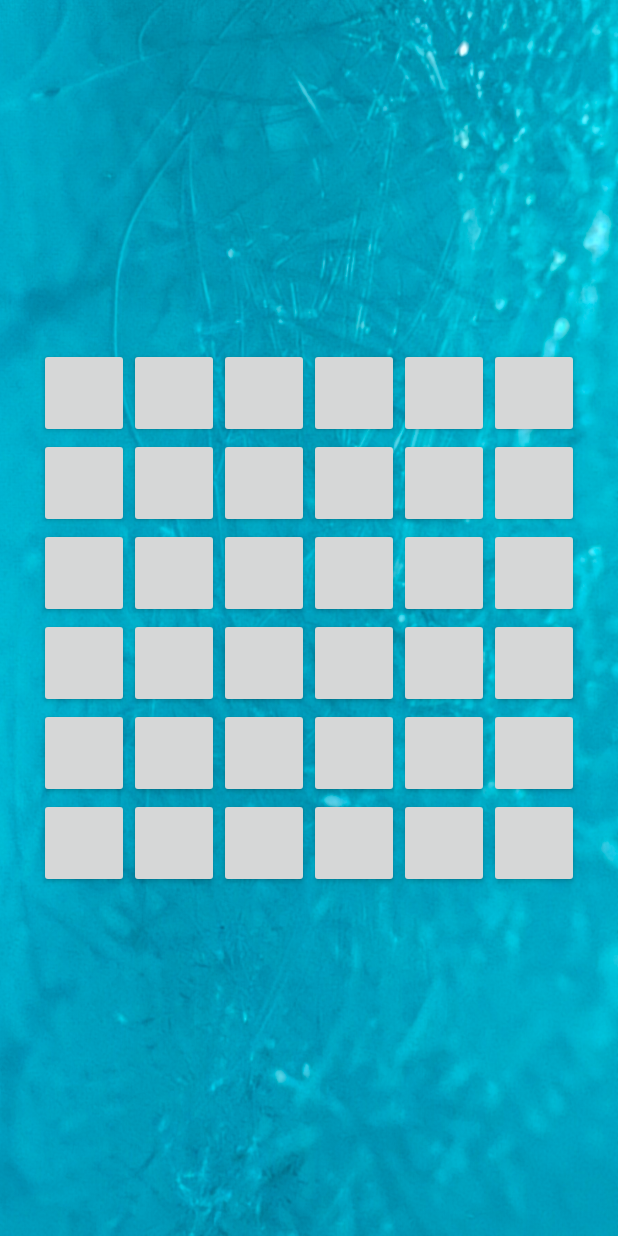
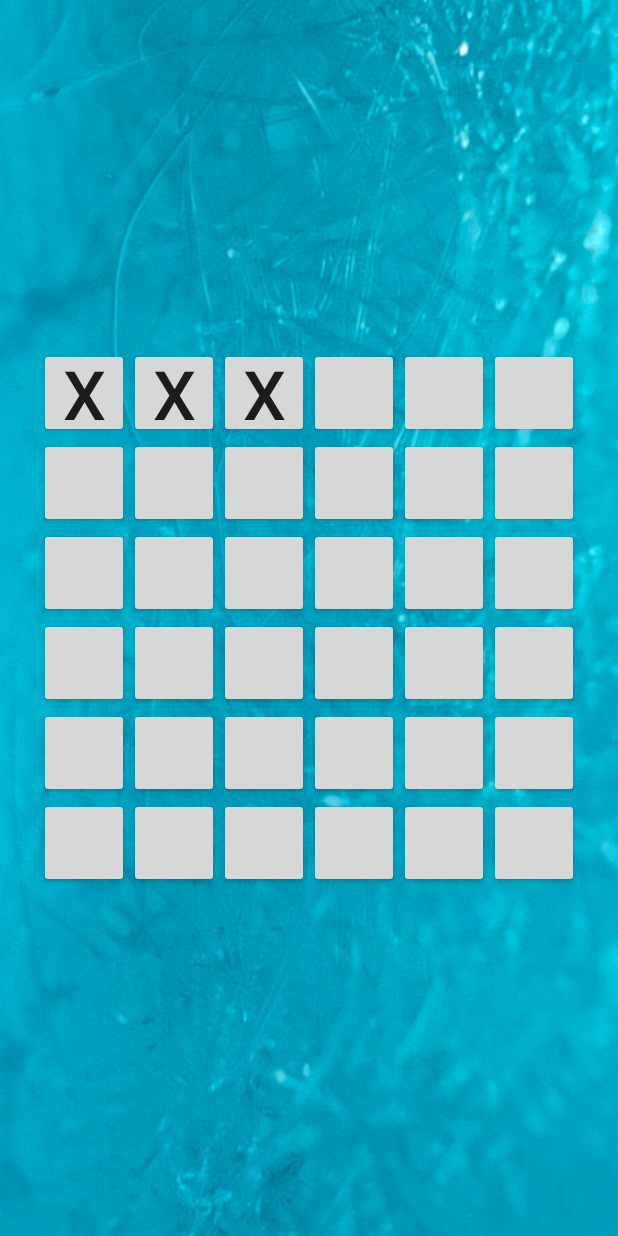
Before and after one commit to Alesioas/Double_TicTacToe, an Android app: the FieldGame screen opened directly, with no data from a screen before it, after a tap on an icon or button, on a phone screen of 412 x 824 dp. Run offline under Robolectric (Android 15) with nearby library versions, the phone set to English and light mode, and no system bars; 3 other taps on this screen came first.

Commit message:
Добавлена возможность проставления крестиков и вывода сообщения при победе

```diff
--- a/app/src/main/java/com/belov/double_tictactoe/FieldGame.java
+++ b/app/src/main/java/com/belov/double_tictactoe/FieldGame.java
@@ -6,11 +6,23 @@ import android.view.View;
 import android.view.Window;
 import android.view.WindowManager;
 import android.widget.Button;
+import android.widget.TextView;
 
 import androidx.activity.EdgeToEdge;
 import androidx.appcompat.app.AppCompatActivity;
 
+import org.w3c.dom.Text;
+
 public class FieldGame extends AppCompatActivity {
+    Button button1_1, button1_2, button1_3, button1_4, button1_5, button1_6,
+            button2_1, button2_2, button2_3, button2_4, button2_5, button2_6,
+            button3_1, button3_2, button3_3, button3_4, button3_5, button3_6,
+            button4_1, button4_2, button4_3, button4_4, button4_5, button4_6,
+            button5_1, button5_2, button5_3, button5_4, button5_5, button5_6,
+            button6_1, button6_2, button6_3, button6_4, button6_5, button6_6;
+
+    String krestt, nol;
+    TextView textView;
 
     @Override
     protected void onCreate(Bundle savedInstanceState) {
@@ -21,8 +33,206 @@ public class FieldGame extends AppCompatActivity {
         Window w = getWindow();
         w.setFlags(WindowManager.LayoutParams.FLAG_FULLSCREEN, WindowManager.LayoutParams.FLAG_FULLSCREEN);
 
+        krestt = "x";
+        nol = "0";
+
+        button1_1 = findViewById(R.id.button1_1);
+        button1_2 = findViewById(R.id.button1_2);
+        button1_3 = findViewById(R.id.button1_3);
+        button1_4 = findViewById(R.id.button1_4);
+        button1_5 = findViewById(R.id.button1_5);
+        button1_6 = findViewById(R.id.button1_6);
+        button2_1 = findViewById(R.id.button2_1);
+        button2_2 = findViewById(R.id.button2_2);
+        button2_3 = findViewById(R.id.button2_3);
+        button2_4 = findViewById(R.id.button2_4);
+        button2_5 = findViewById(R.id.button2_5);
+        button2_6 = findViewById(R.id.button2_6);
+        button3_1 = findViewById(R.id.button3_1);
+        button3_2 = findViewById(R.id.button3_2);
+        button3_3 = findViewById(R.id.button3_3);
+        button3_4 = findViewById(R.id.button3_4);
+        button3_5 = findViewById(R.id.button3_5);
+        button3_6 = findViewById(R.id.button3_6);
+        button4_1 = findViewById(R.id.button4_1);
+        button4_2 = findViewById(R.id.button4_2);
+        button4_3 = findViewById(R.id.button4_3);
+        button4_4 = findViewById(R.id.button4_4);
+        button4_5 = findViewById(R.id.button4_5);
+        button4_6 = findViewById(R.id.button4_6);
+        button5_1 = findViewById(R.id.button5_1);
+        button5_2 = findViewById(R.id.button5_2);
+        button5_3 = findViewById(R.id.button5_3);
+        button5_4 = findViewById(R.id.button5_4);
+        button5_5 = findViewById(R.id.button5_5);
+        button5_6 = findViewById(R.id.button5_6);
+        button6_1 = findViewById(R.id.button6_1);
+        button6_2 = findViewById(R.id.button6_2);
+        button6_3 = findViewById(R.id.button6_3);
+        button6_4 = findViewById(R.id.button6_4);
+        button6_5 = findViewById(R.id.button6_5);
+        button6_6 = findViewById(R.id.button6_6);
+
+        textView = findViewById(R.id.textViewfield);
 
 
     }
+    public void clcBtn1_1(View view) {
+        button1_1.setText(krestt);
+        isPlayerWinner();
+    }
+    public void clcBtn1_2(View view) {
+        button1_2.setText(krestt);
+        isPlayerWinner();
+    }
+    public void clcBtn1_3(View view) {
+        button1_3.setText(krestt);
+        isPlayerWinner();
+    }
+    public void clcBtn1_4(View view) {
+        button1_4.setText(krestt);
+        isPlayerWinner();
+    }
+    public void clcBtn1_5(View view) {
+        button1_5.setText(krestt);
+        isPlayerWinner();
+    }
+    public void clcBtn1_6(View view) {
+        button1_6.setText(krestt);
+        isPlayerWinner();
+    }
+
+    public void clcBtn2_1(View view) {
+        button2_1.setText(krestt);
+        isPlayerWinner();
+    }
+    public void clcBtn2_2(View view) {
+        button2_2.setText(krestt);
+        isPlayerWinner();
+    }
+    public void clcBtn2_3(View view) {
+        button2_3.setText(krestt);
+        isPlayerWinner();
+    }
+    public void clcBtn2_4(View view) {
+        button2_4.setText(krestt);
+        isPlayerWinner();
+    }
+    public void clcBtn2_5(View view) {
+        button2_5.setText(krestt);
+        isPlayerWinner();
+    }
+    public void clcBtn2_6(View view) {
+        button2_6.setText(krestt);
+        isPlayerWinner();
+    }
+
+    public void clcBtn3_1(View view) {
+        button3_1.setText(krestt);
+        isPlayerWinner();
+    }
+    public void clcBtn3_2(View view) {
+        button3_2.setText(krestt);
+        isPlayerWinner();
+    }
+    public void clcBtn3_3(View view) {
+        button3_3.setText(krestt);
+        isPlayerWinner();
+    }
+    public void clcBtn3_4(View view) {
+        button3_4.setText(krestt);
+        isPlayerWinner();
+    }
+    public void clcBtn3_5(View view) {
+        button3_5.setText(krestt);
+        isPlayerWinner();
+    }
+    public void clcBtn3_6(View view) {
+        button3_6.setText(krestt);
+        isPlayerWinner();
+    }
+
+    public void clcBtn4_1(View view) {
+        button4_1.setText(krestt);
+        isPlayerWinner();
+    }
+    public void clcBtn4_2(View view) {
+        button4_2.setText(krestt);
+        isPlayerWinner();
+    }
+    public void clcBtn4_3(View view) {
+        button4_3.setText(krestt);
+        isPlayerWinner();
+    }
+    public void clcBtn4_4(View view) {
+        button4_4.setText(krestt);
+        isPlayerWinner();
+    }
+    public void clcBtn4_5(View view) {
+        button4_5.setText(krestt);
+        isPlayerWinner();
+    }
+    public void clcBtn4_6(View view) {
+        button4_6.setText(krestt);
+        isPlayerWinner();
+    }
+
+    public void clcBtn5_1(View view) {
+        button5_1.setText(krestt);
+        isPlayerWinner();
+    }
+    public void clcBtn5_2(View view) {
+        button5_2.setText(krestt);
+        isPlayerWinner();
+    }
+    public void clcBtn5_3(View view) {
+        button5_3.setText(krestt);
+        isPlayerWinner();
+    }
+    public void clcBtn5_4(View view) {
+        button5_4.setText(krestt);
+        isPlayerWinner();
+    }
+    public void clcBtn5_5(View view) {
+        button5_5.setText(krestt);
+        isPlayerWinner();
+    }
+    public void clcBtn5_6(View view) {
+        button5_6.setText(krestt);
+        isPlayerWinner();
+    }
+
+    public void clcBtn6_1(View view) {
+        button6_1.setText(krestt);
+        isPlayerWinner();
+    }
+    public void clcBtn6_2(View view) {
+        button6_2.setText(krestt);
+        isPlayerWinner();
+    }
+    public void clcBtn6_3(View view) {
+        button6_3.setText(krestt);
+        isPlayerWinner();
+    }
+    public void clcBtn6_4(View view) {
+        button6_4.setText(krestt);
+        isPlayerWinner();
+    }
+    public void clcBtn6_5(View view) {
+        button6_5.setText(krestt);
+        isPlayerWinner();
+    }
+    public void clcBtn6_6(View view) {
+        button6_6.setText(krestt);
+        isPlayerWinner();
+
+    }
+
+    public void isPlayerWinner () {
+        if (button1_1.getText() == krestt && button1_2.getText() == krestt && button1_3.getText() == krestt
+                && button1_4.getText() == krestt && button1_5.getText() == krestt  && button1_6.getText() == krestt ) {
+            textView.setText("Поздравляем с победой");
+        }
+    }
 
 }
--- a/app/src/main/res/layout/activityfieldgame.xml
+++ b/app/src/main/res/layout/activityfieldgame.xml
@@ -11,20 +11,24 @@
         android:layout_height="wrap_content">
 
         <TableRow
-            android:layout_width="match_parent"
-            android:layout_height="match_parent" >
+            android:layout_width="wrap_content"
+            android:layout_height="wrap_content" >
 
             <Button
                 android:id="@+id/button1_1"
                 android:onClick="clcBtn1_1"
                 android:layout_width="60dp"
                 android:layout_height="60dp"
+                android:paddingTop="0dp"
+                android:textSize="45dp"
                 />
 
             <Button
                 android:id="@+id/button1_2"
                 android:onClick="clcBtn1_2"
                 android:layout_width="60dp"
+                android:paddingTop="0dp"
+                android:textSize="45dp"
                 android:layout_height="60dp"
                 />
 
@@ -32,23 +36,31 @@
                 android:id="@+id/button1_3"
                 android:onClick="clcBtn1_3"
                 android:layout_width="60dp"
+                android:paddingTop="0dp"
+                android:textSize="45dp"
                 android:layout_height="60dp"
                 />
             <Button
                 android:id="@+id/button1_4"
                 android:onClick="clcBtn1_4"
                 android:layout_width="60dp"
+                android:paddingTop="0dp"
+                android:textSize="45dp"
                 android:layout_height="60dp"
                 />
             <Button
                 android:id="@+id/button1_5"
                 android:onClick="clcBtn1_5"
                 android:layout_width="60dp"
+                android:paddingTop="0dp"
+                android:textSize="45dp"
                 android:layout_height="60dp"
                 />
             <Button
                 android:id="@+id/button1_6"
                 android:onClick="clcBtn1_6"
+                android:paddingTop="0dp"
+                android:textSize="45dp"
                 android:layout_width="60dp"
                 android:layout_height="60dp"
                 />
@@ -62,36 +74,48 @@
             <Button
                 android:id="@+id/button2_1"
                 android:onClick="clcBtn2_1"
+                android:paddingTop="0dp"
+                android:textSize="45dp"
                 android:layout_width="60dp"
                 android:layout_height="60dp"
                 />
             <Button
                 android:id="@+id/button2_2"
                 android:onClick="clcBtn2_2"
+                android:paddingTop="0dp"
+                android:textSize="45dp"
                 android:layout_width="60dp"
                 android:layout_height="60dp"
                 />
             <Button
                 android:id="@+id/button2_3"
                 android:onClick="clcBtn2_3"
+                android:paddingTop="0dp"
+                android:textSize="45dp"
                 android:layout_width="60dp"
                 android:layout_height="60dp"
                 />
             <Button
                 android:id="@+id/button2_4"
                 android:onClick="clcBtn2_4"
+                android:paddingTop="0dp"
+                android:textSize="45dp"
                 android:layout_width="60dp"
                 android:layout_height="60dp"
                 />
             <Button
                 android:id="@+id/button2_5"
                 android:onClick="clcBtn2_5"
+                android:paddingTop="0dp"
+                android:textSize="45dp"
                 android:layout_width="60dp"
                 android:layout_height="60dp"
                 />
             <Button
                 android:id="@+id/button2_6"
                 android:onClick="clcBtn2_6"
+                android:paddingTop="0dp"
+                android:textSize="45dp"
                 android:layout_width="60dp"
                 android:layout_height="60dp"
                 />
@@ -105,35 +129,47 @@
                 android:id="@+id/button3_1"
                 android:onClick="clcBtn3_1"
                 android:layout_width="60dp"
+                android:paddingTop="0dp"
+                android:textSize="45dp"
                 android:layout_height="60dp"
                 />
             <Button
                 android:id="@+id/button3_2"
                 android:onClick="clcBtn3_2"
                 android:layout_width="60dp"
+                android:paddingTop="0dp"
+                android:textSize="45dp"
                 android:layout_height="60dp"
                 />
             <Button
                 android:id="@+id/button3_3"
                 android:onClick="clcBtn3_3"
                 android:layout_width="60dp"
+                android:paddingTop="0dp"
+                android:textSize="45dp"
                 android:layout_height="60dp"
                 />
             <Button
                 android:id="@+id/button3_4"
                 android:onClick="clcBtn3_4"
+                android:paddingTop="0dp"
+                android:textSize="45dp"
                 android:layout_width="60dp"
                 android:layout_height="60dp"
                 />
             <Button
                 android:id="@+id/button3_5"
                 android:onClick="clcBtn3_5"
+                android:paddingTop="0dp"
+                android:textSize="45dp"
                 android:layout_width="60dp"
                 android:layout_height="60dp"
                 />
             <Button
                 android:id="@+id/button3_6"
                 android:onClick="clcBtn3_6"
+                android:paddingTop="0dp"
+                android:textSize="45dp"
                 android:layout_width="60dp"
                 android:layout_height="60dp"
                 />
@@ -147,36 +183,48 @@
             <Button
                 android:id="@+id/button4_1"
                 android:onClick="clcBtn4_1"
+                android:paddingTop="0dp"
+                android:textSize="45dp"
                 android:layout_width="60dp"
                 android:layout_height="60dp"
                 />
             <Button
                 android:id="@+id/button4_2"
                 android:onClick="clcBtn4_2"
+                android:paddingTop="0dp"
+                android:textSize="45dp"
                 android:layout_width="60dp"
                 android:layout_height="60dp"
                 />
             <Button
                 android:id="@+id/button4_3"
                 android:onClick="clcBtn4_3"
+                android:paddingTop="0dp"
+                android:textSize="45dp"
                 android:layout_width="60dp"
                 android:layout_height="60dp"
                 />
             <Button
                 android:id="@+id/button4_4"
                 android:onClick="clcBtn4_4"
+                android:paddingTop="0dp"
+                android:textSize="45dp"
                 android:layout_width="60dp"
                 android:layout_height="60dp"
                 />
             <Button
                 android:id="@+id/button4_5"
                 android:onClick="clcBtn4_5"
+                android:paddingTop="0dp"
+                android:textSize="45dp"
                 android:layout_width="60dp"
                 android:layout_height="60dp"
                 />
             <Button
                 android:id="@+id/button4_6"
                 android:onClick="clcBtn4_6"
+                android:paddingTop="0dp"
+                android:textSize="45dp"
                 android:layout_width="60dp"
                 android:layout_height="60dp"
                 />
@@ -189,36 +237,48 @@
             <Button
                 android:id="@+id/button5_1"
                 android:onClick="clcBtn5_1"
+                android:paddingTop="0dp"
+                android:textSize="45dp"
                 android:layout_width="60dp"
                 android:layout_height="60dp"
                 />
             <Button
                 android:id="@+id/button5_2"
                 android:onClick="clcBtn5_2"
+                android:paddingTop="0dp"
+                android:textSize="45dp"
                 android:layout_width="60dp"
                 android:layout_height="60dp"
                 />
             <Button
                 android:id="@+id/button5_3"
                 android:onClick="clcBtn5_3"
+                android:paddingTop="0dp"
+                android:textSize="45dp"
                 android:layout_width="60dp"
                 android:layout_height="60dp"
                 />
             <Button
                 android:id="@+id/button5_4"
                 android:onClick="clcBtn5_4"
+                android:paddingTop="0dp"
+                android:textSize="45dp"
                 android:layout_width="60dp"
                 android:layout_height="60dp"
                 />
             <Button
                 android:id="@+id/button5_5"
                 android:onClick="clcBtn5_5"
+                android:paddingTop="0dp"
+                android:textSize="45dp"
                 android:layout_width="60dp"
                 android:layout_height="60dp"
                 />
             <Button
                 android:id="@+id/button5_6"
                 android:onClick="clcBtn5_6"
+                android:paddingTop="0dp"
+                android:textSize="45dp"
                 android:layout_width="60dp"
                 android:layout_height="60dp"
                 />
@@ -230,40 +290,64 @@
 
             <Button
                 android:id="@+id/button6_1"
+                android:onClick="clcBtn6_1"
+                android:paddingTop="0dp"
+                android:textSize="45dp"
                 android:layout_width="60dp"
                 android:layout_height="60dp"
                 />
             <Button
                 android:id="@+id/button6_2"
                 android:onClick="clcBtn6_2"
+                android:paddingTop="0dp"
+                android:textSize="45dp"
                 android:layout_width="60dp"
                 android:layout_height="60dp"
                 />
             <Button
                 android:id="@+id/button6_3"
                 android:onClick="clcBtn6_3"
+                android:paddingTop="0dp"
+                android:textSize="45dp"
                 android:layout_width="60dp"
                 android:layout_height="60dp"
                 />
             <Button
                 android:id="@+id/button6_4"
                 android:onClick="clcBtn6_4"
+                android:paddingTop="0dp"
+                android:textSize="45dp"
                 android:layout_width="60dp"
                 android:layout_height="60dp"
                 />
             <Button
                 android:id="@+id/button6_5"
                 android:onClick="clcBtn6_5"
+                android:paddingTop="0dp"
+                android:textSize="45dp"
                 android:layout_width="60dp"
                 android:layout_height="60dp"
                 />
             <Button
                 android:id="@+id/button6_6"
                 android:onClick="clcBtn6_6"
+                android:paddingTop="0dp"
+                android:textSize="45dp"
                 android:layout_width="60dp"
                 android:layout_height="60dp"
                 />
         </TableRow>
 
     </TableLayout>
+
+    <TextView
+        android:layout_width="wrap_content"
+        android:layout_height="wrap_content"
+        android:id="@+id/textViewfield"
+        android:layout_alignParentBottom="true"
+        android:layout_centerHorizontal="true"
+        android:layout_margin="5dp"
+        android:textSize="30dp"
+        android:textColor="@color/black"
+        />
 </RelativeLayout>
--- a/app/src/main/res/values/colors.xml
+++ b/app/src/main/res/values/colors.xml
@@ -1,6 +1,7 @@
 <?xml version="1.0" encoding="utf-8"?>
 <resources>
     <color name="black95">#95000000</color>
+    <color name="black">#000000</color>
     <color name="black34">#34000000</color>
     <color name="white">#FFFFFFFF</color>
     <color name="blue">#1E88E5</color>
```
